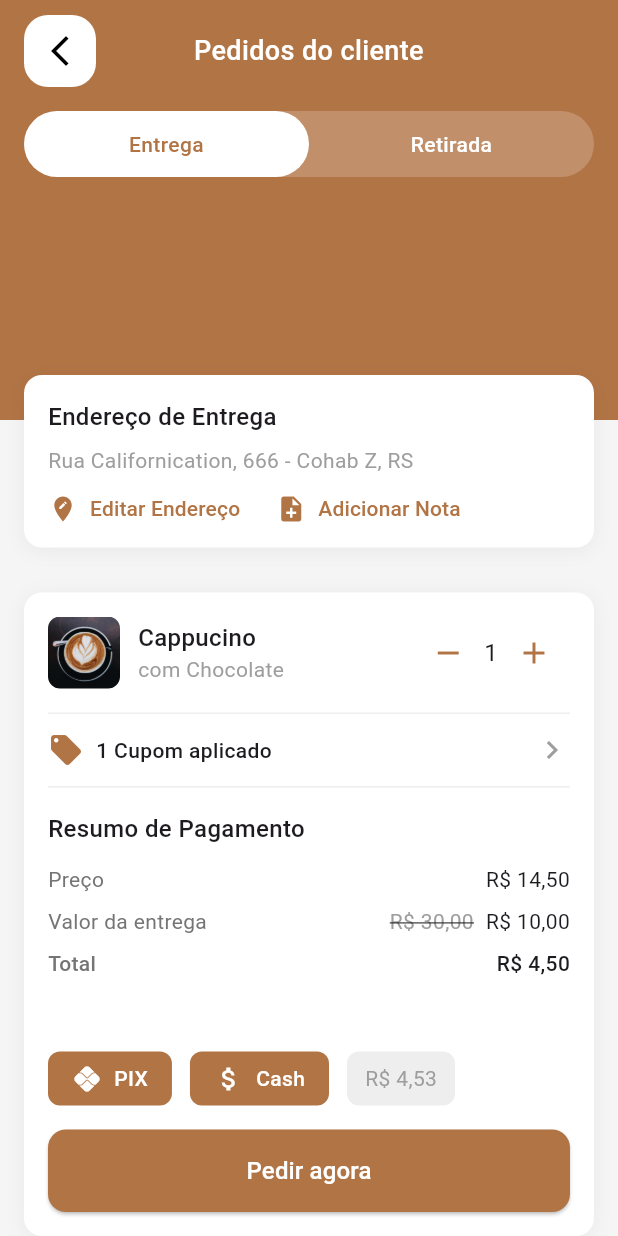
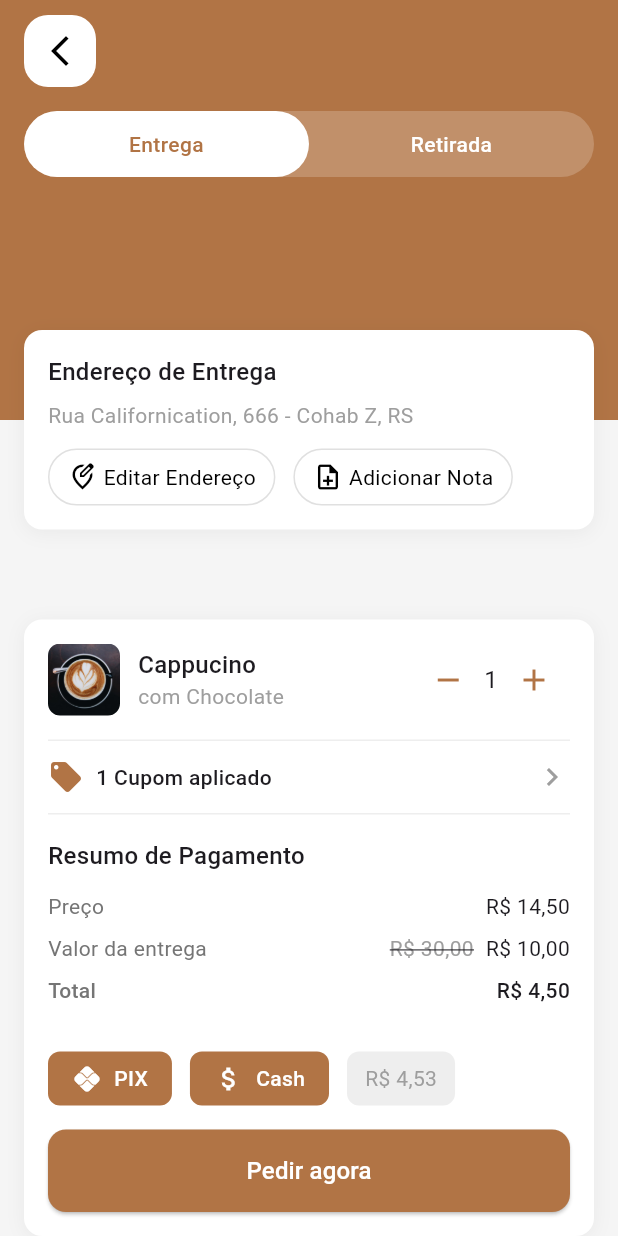
Before and after one commit to mmkocak/quero-cafe, a Flutter app: the CartScreen screen opened directly, on a phone screen of 412 x 824 dp. Run offline on Flutter 3.47's test engine with Material 3 defaults, Android fonts, the phone set to English and light mode, and no system bars; our stand-ins replace equatable, firebase_auth, firebase_core, flutter_bloc, flutter_dotenv, flutter_map and 2 more; accounts and stored records are empty.

Commit message:
adres kartı güncellendi

```diff
--- a/lib/view/screens/cart_screen.dart
+++ b/lib/view/screens/cart_screen.dart
@@ -28,6 +28,7 @@ class _CartScreenState extends State<CartScreen> {
                 Padding(
                   padding: const EdgeInsets.symmetric(horizontal: 16),
                   child: Row(
+                    mainAxisAlignment: MainAxisAlignment.spaceBetween,
                     children: [
                       Container(
                         decoration: BoxDecoration(
@@ -39,18 +40,7 @@ class _CartScreenState extends State<CartScreen> {
                           onPressed: () => context.read<NavigationCubit>().changeIndex(0),
                         ),
                       ),
-                      const Expanded(
-                        child: Text(
-                          'Pedidos do cliente',
-                          textAlign: TextAlign.center,
-                          style: TextStyle(
-                            color: Colors.white,
-                            fontSize: 18,
-                            fontWeight: FontWeight.w500,
-                          ),
-                        ),
-                      ),
-                      const SizedBox(width: 48),
+                      const Spacer(),
                     ],
                   ),
                 ),
@@ -112,7 +102,7 @@ class _CartScreenState extends State<CartScreen> {
             ),
           ),
           Transform.translate(
-            offset: const Offset(0, -30),
+            offset: const Offset(0, -60),
             child: Container(
               margin: const EdgeInsets.symmetric(horizontal: 16),
               padding: const EdgeInsets.all(16),
@@ -148,45 +138,59 @@ class _CartScreenState extends State<CartScreen> {
                   const SizedBox(height: 12),
                   Row(
                     children: [
-                      TextButton.icon(
-                        onPressed: () {},
-                        icon: const Icon(
-                          Icons.edit_location,
-                          color: Color(0xFFB17445),
+                      Container(
+                        padding: const EdgeInsets.symmetric(horizontal: 12, vertical: 8),
+                        decoration: BoxDecoration(
+                          border: Border.all(color: Colors.black12),
+                          borderRadius: BorderRadius.circular(20),
+                        ),
+                        child: GestureDetector(
+                          onTap: () {},
+                          child: Row(
+                            children: [
+                              const Icon(
+                                Icons.edit_location_outlined,
                                 size: 20,
+                                color: Colors.black,
                               ),
-                        label: const Text(
+                              const SizedBox(width: 4),
+                              const Text(
                                 'Editar Endereço',
                                 style: TextStyle(
-                            color: Color(0xFFB17445),
+                                  color: Colors.black,
                                   fontSize: 14,
                                 ),
                               ),
-                        style: TextButton.styleFrom(
-                          padding: EdgeInsets.zero,
-                          minimumSize: Size.zero,
-                          tapTargetSize: MaterialTapTargetSize.shrinkWrap,
+                            ],
                           ),
                         ),
-                      const SizedBox(width: 24),
-                      TextButton.icon(
-                        onPressed: () {},
-                        icon: const Icon(
-                          Icons.note_add,
-                          color: Color(0xFFB17445),
+                      ),
+                      const SizedBox(width: 12),
+                      Container(
+                        padding: const EdgeInsets.symmetric(horizontal: 12, vertical: 8),
+                        decoration: BoxDecoration(
+                           border: Border.all(color: Colors.black12),
+                          borderRadius: BorderRadius.circular(20),
+                        ),
+                        child: GestureDetector(
+                          onTap: () {},
+                          child: Row(
+                            children: [
+                              const Icon(
+                                Icons.note_add_outlined,
                                 size: 20,
+                                color: Colors.black,
                               ),
-                        label: const Text(
+                              const SizedBox(width: 4),
+                              const Text(
                                 'Adicionar Nota',
                                 style: TextStyle(
-                            color: Color(0xFFB17445),
+                                  color: Colors.black,
                                   fontSize: 14,
                                 ),
                               ),
-                        style: TextButton.styleFrom(
-                          padding: EdgeInsets.zero,
-                          minimumSize: Size.zero,
-                          tapTargetSize: MaterialTapTargetSize.shrinkWrap,
+                            ],
+                          ),
                         ),
                       ),
                     ],
```
Lines whose indentation alone changed are shown as unchanged.
